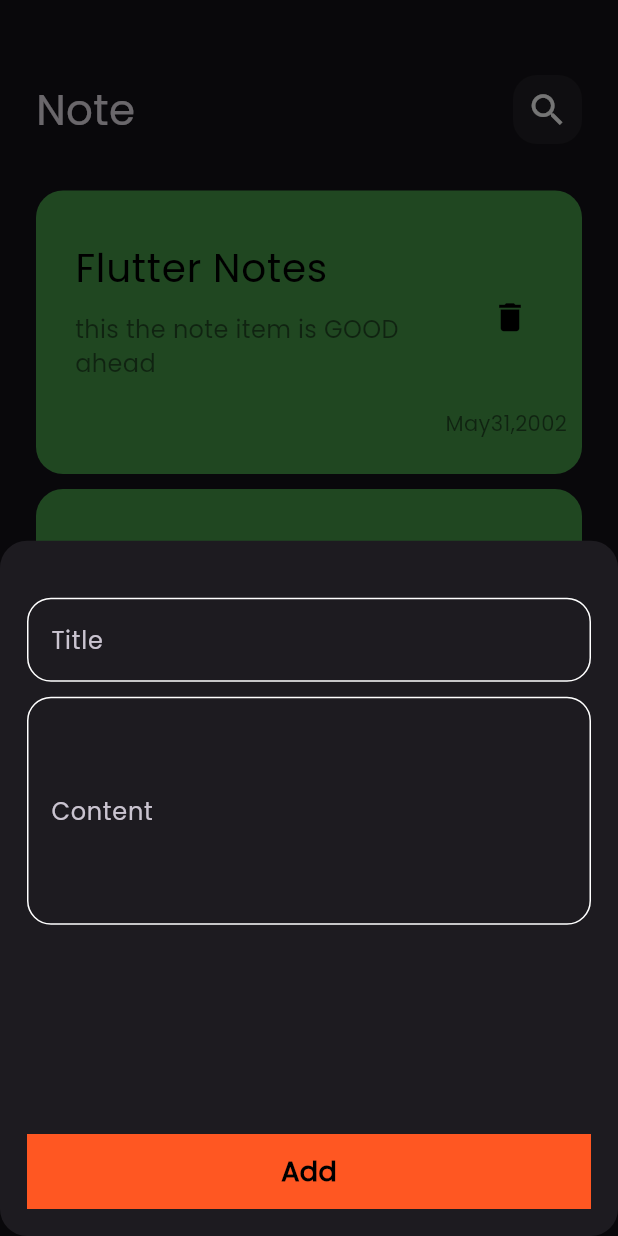
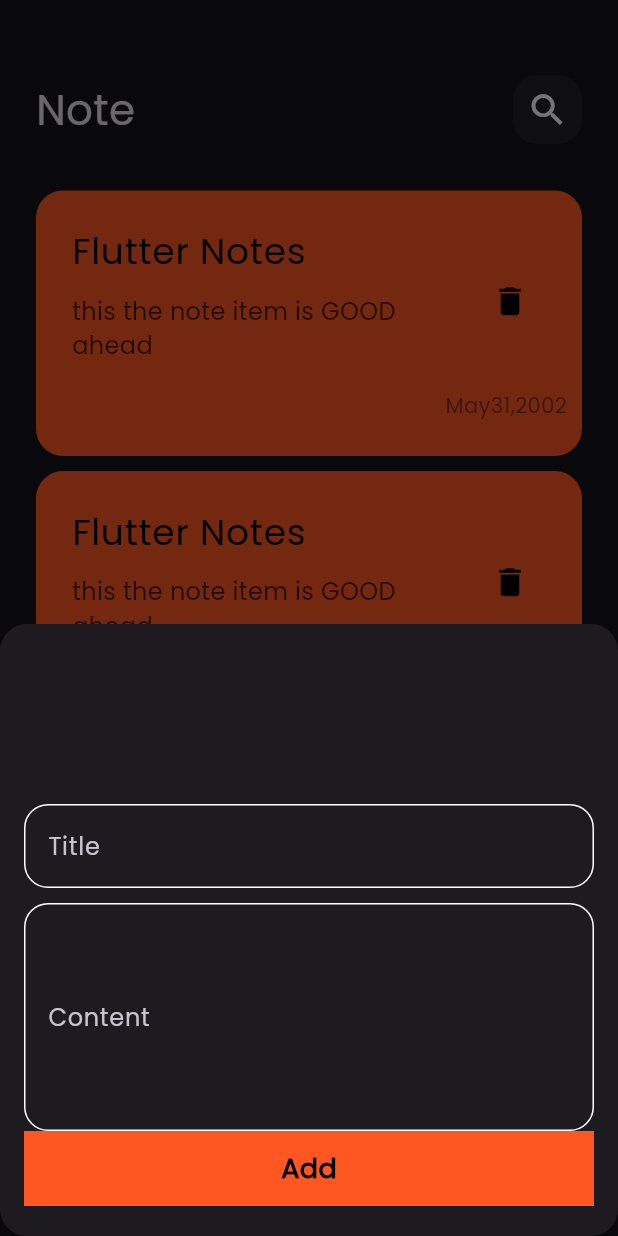
Before and after one commit to a7medAlqal3awyi/notes_app, a Flutter app: the screen it shows after launch, after a tap on the "add" icon, on a phone screen of 412 x 824 dp. Run offline on Flutter 3.47's test engine with Material 2 defaults, Android fonts, the phone set to English and light mode, and no system bars; our stand-ins replace bloc, flutter_bloc, hive, hive_flutter; accounts and stored records are empty.

Commit message:
create note state and cubit

```diff
--- /dev/null
+++ b/lib/cubits/notes_cubit/notes_cubit.dart
@@ -0,0 +1,23 @@
+import 'package:bloc/bloc.dart';
+import 'package:hive_flutter/hive_flutter.dart';
+import 'package:meta/meta.dart';
+import 'package:note_app/model/note_model.dart';
+
+import '../../constants.dart';
+
+part 'notes_state.dart';
+
+class NotesCubit extends Cubit<NotesState> {
+  NotesCubit() : super(NotesInitial());
+
+  void fetchNotes() async {
+    emit(NotesLoading());
+    try {
+      var notesBox = Hive.box<NoteModel>(noteBox);
+      List<NoteModel> notes = notesBox.values.toList();
+      emit(NotesSuccess(notes));
+    }  catch (e) {
+      emit(NotesFailure(e.toString()));
+    }
+  }
+}
--- /dev/null
+++ b/lib/cubits/notes_cubit/notes_state.dart
@@ -0,0 +1,20 @@
+part of 'notes_cubit.dart';
+
+@immutable
+abstract class NotesState {}
+
+class NotesInitial extends NotesState {}
+
+class NotesLoading extends NotesState {}
+
+class NotesSuccess extends NotesState {
+  final List<NoteModel> notes;
+
+  NotesSuccess(this.notes);
+}
+
+class NotesFailure extends NotesState {
+  final String errorMessage;
+
+  NotesFailure(this.errorMessage);
+}
--- a/lib/main.dart
+++ b/lib/main.dart
@@ -3,7 +3,7 @@ import 'package:hive_flutter/hive_flutter.dart';
 import 'package:note_app/constants.dart';
 import 'package:note_app/cubits/add_note_cubit/add_note_cubit.dart';
 import 'package:note_app/simple_bloc_observer.dart';
-import 'package:note_app/view/screens/note_screen.dart';
+import 'package:note_app/view/screens/note_veiw.dart';
 import 'package:flutter_bloc/flutter_bloc.dart';
 import 'model/note_model.dart';
 
@@ -27,7 +27,7 @@ class MyApp extends StatelessWidget {
           brightness: Brightness.dark,
           useMaterial3: true,
           fontFamily: 'Poppins'),
-      home: const NoteScreen(),
+      home: const NoteView(),
       debugShowCheckedModeBanner: false,
     );
   }
--- a/lib/view/screens/note_screen.dart
+++ /dev/null
@@ -1,27 +0,0 @@
-import 'package:flutter/material.dart';
-
-import '../widgets/add_note_button_sheet.dart';
-import '../widgets/notes_body.dart';
-
-class NoteScreen extends StatelessWidget {
-  const NoteScreen({super.key});
-
-  @override
-  Widget build(BuildContext context) {
-    return Scaffold(
-      body: const NotesViewBody(),
-      floatingActionButton: FloatingActionButton(
-
-        onPressed: () {
-          showModalBottomSheet(
-            shape: RoundedRectangleBorder(
-              borderRadius: BorderRadius.circular(18)
-            ),
-              context: context, builder: (context) =>
-              AddNoteButtonSheet());
-        },
-        child: const Icon(Icons.add,),
-      ),
-    );
-  }
-}
--- /dev/null
+++ b/lib/view/screens/note_veiw.dart
@@ -0,0 +1,33 @@
+import 'package:flutter/material.dart';
+import 'package:note_app/cubits/notes_cubit/notes_cubit.dart';
+
+import '../widgets/add_note_button_sheet.dart';
+import '../widgets/notes_body.dart';
+import 'package:flutter_bloc/flutter_bloc.dart';
+class NoteView extends StatelessWidget {
+  const NoteView({super.key});
+
+  @override
+  Widget build(BuildContext context) {
+    return BlocProvider(
+      create: (context) => NotesCubit(),
+      child: Scaffold(
+        body: const NotesViewBody(),
+        floatingActionButton: FloatingActionButton(
+          backgroundColor: Colors.blue,
+          onPressed: () {
+            showModalBottomSheet(
+                isScrollControlled: true,
+                shape: RoundedRectangleBorder(
+                    borderRadius: BorderRadius.circular(18)),
+                context: context,
+                builder: (context) => const AddNoteButtonSheet());
+          },
+          child: const Icon(
+            Icons.add,
+          ),
+        ),
+      ),
+    );
+  }
+}
--- a/lib/view/widgets/add_note_button_sheet.dart
+++ b/lib/view/widgets/add_note_button_sheet.dart
@@ -1,13 +1,13 @@
 import 'package:flutter/material.dart';
-import 'package:modal_progress_hud_nsn/modal_progress_hud_nsn.dart';
 import 'package:note_app/cubits/add_note_cubit/add_note_cubit.dart';
 import 'package:note_app/cubits/add_note_cubit/add_note_state.dart';
 import 'add_note_form.dart';
 import 'package:flutter_bloc/flutter_bloc.dart';
 
 class AddNoteButtonSheet extends StatelessWidget {
-  const AddNoteButtonSheet({super.key, });
-
+  const AddNoteButtonSheet({
+    super.key,
+  });
 
   @override
   Widget build(BuildContext context) {
@@ -24,10 +24,18 @@ class AddNoteButtonSheet extends StatelessWidget {
         },
         builder: (context, state) {
           return AbsorbPointer(
-            absorbing: state is AddNoteLoading ? true :false,
-            child: const Padding(
-              padding: EdgeInsets.all(18),
-              child: AddNoteForm(),
+            absorbing: state is AddNoteLoading ? true : false,
+            child: Padding(
+              padding: EdgeInsets.only(
+                right: 16,
+                left: 16,
+                top: 100,
+                bottom: MediaQuery.of(context).viewInsets.bottom,
+              ),
+              child: const SingleChildScrollView(
+                scrollDirection: Axis.vertical,
+                child: AddNoteForm(),
+              ),
             ),
           );
         },
--- a/lib/view/widgets/add_note_form.dart
+++ b/lib/view/widgets/add_note_form.dart
@@ -24,6 +24,7 @@ class _AddNoteFormState extends State<AddNoteForm> {
   Widget build(BuildContext context) {
     return Form(
       key: formKey,
+      autovalidateMode: autoValidateMode,
       child: Column(
         children: [
           const SizedBox(
@@ -49,7 +50,7 @@ class _AddNoteFormState extends State<AddNoteForm> {
           BlocBuilder<AddNoteCubit, AddNoteState>(
             builder: (context, state) {
               return CustomButton(
-                isLoading:state is AddNoteLoading ? true : false,
+                isLoading: state is AddNoteLoading ? true : false,
                 onTap: () {
                   if (formKey.currentState!.validate()) {
                     formKey.currentState!.save();
@@ -61,11 +62,15 @@ class _AddNoteFormState extends State<AddNoteForm> {
                     BlocProvider.of<AddNoteCubit>(context).addNote(noteModel);
                   } else {
                     autoValidateMode = AutovalidateMode.always;
+                    setState(() {});
                   }
                 },
               );
             },
-          )
+          ),
+          const SizedBox(
+            height: 20,
+          ),
         ],
       ),
     );
--- a/lib/view/widgets/note_item.dart
+++ b/lib/view/widgets/note_item.dart
@@ -10,9 +10,9 @@ class NoteItem extends StatelessWidget {
       onTap: () => Navigator.push(context,
           MaterialPageRoute(builder: (context) => const EditNoteView())),
       child: Container(
-          padding: const EdgeInsets.only(top: 24, bottom: 24, left: 10),
+          padding: const EdgeInsets.only(top: 15, bottom: 24, left: 8),
           decoration: BoxDecoration(
-              color: Colors.green.withOpacity(.87),
+              color: Colors.deepOrange,
               borderRadius: BorderRadius.circular(18)),
           child: Column(
             crossAxisAlignment: CrossAxisAlignment.end,
@@ -20,14 +20,14 @@ class NoteItem extends StatelessWidget {
               ListTile(
                 title: const Text(
                   "Flutter Notes",
-                  style: TextStyle(fontSize: 26, color: Colors.black),
+                  style: TextStyle(fontSize: 24, color: Colors.black),
                 ),
                 subtitle: Padding(
                   padding: const EdgeInsets.symmetric(vertical: 10.0),
                   child: Text("this the note item is GOOD ahead",
                       style: TextStyle(
                         fontSize: 16,
-                        color: Colors.black.withOpacity(.5),
+                        color: Colors.black.withOpacity(.7),
                       )),
                 ),
                 trailing: IconButton(
```
